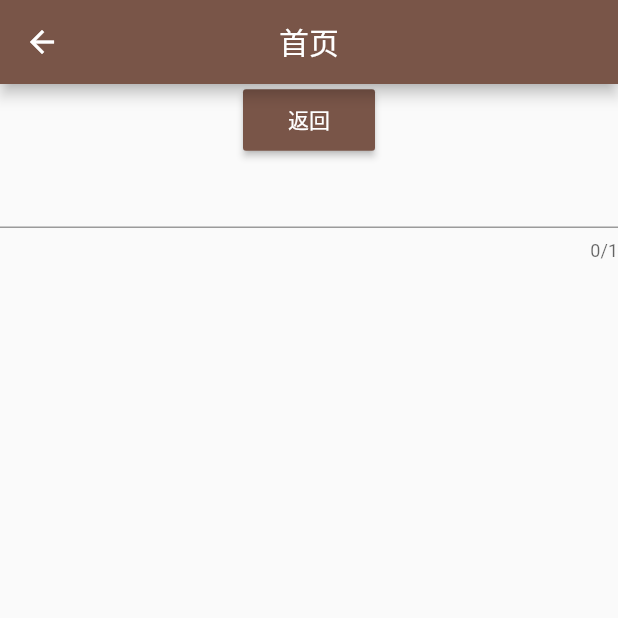
After one commit to lisabiya/gank, a Flutter app: the screen it shows after launch, after a tap on the "home" icon, on a phone screen of 412 x 824 dp, the top half of it. The commit adds this screen. Run offline on Flutter 3.47's test engine with Material 2 defaults, Android fonts, the phone set to English and light mode, and no system bars; our stand-ins replace dio.

Commit message:
页面跳转

```diff
--- a/lib/main.dart
+++ b/lib/main.dart
@@ -77,7 +77,7 @@ class _MyHomePageState extends State<MyHomePage> {
   @override
   Widget build(BuildContext context) {
     return Scaffold(
-      appBar: getAppBar(widget.title, (change) {
+      appBar: getAppBar(context, widget.title, (change) {
         isShow = change;
         showDialogs(context, "播放开心的内容:${isShow ? "开启" : "关闭"}");
         if (!isShow) {
--- /dev/null
+++ b/lib/page/HomePage.dart
@@ -0,0 +1,32 @@
+import 'package:flutter/material.dart';
+
+class HomePage extends StatelessWidget {
+  @override
+  Widget build(BuildContext context) {
+    return Scaffold(
+      appBar: AppBar(
+        title: Text('首页'),
+        centerTitle: true,
+        backgroundColor: Colors.brown,
+      ),
+      body: Center(
+        child: Column(
+          children: <Widget>[
+            RaisedButton(
+              color: Colors.brown,
+              onPressed: () {
+                Navigator.pop(context);
+              },
+              padding: EdgeInsets.only(top: 10, bottom: 10),
+              child: new Text(
+                '返回',
+                style: TextStyle(color: Colors.white),
+              ),
+            ),
+            TextField(maxLength: 1,)
+          ],
+        ),
+      ),
+    );
+  }
+}
--- /dev/null
+++ b/lib/route/Router.dart
@@ -0,0 +1,25 @@
+import 'package:flutter/material.dart';
+import 'package:gank/page/HomePage.dart';
+
+class Router {
+  static const String root = "/";
+  static const String home = "/home";
+  static const String codeView = '/code-view';
+  static const String webViewPage = '/web-view-page';
+
+  static void goPage(BuildContext context, String route) {
+    switch (route) {
+      case root:
+
+      case home:
+        homeRoute(context);
+        break;
+    }
+  }
+
+  static void homeRoute(BuildContext context) {
+    Navigator.push(context, MaterialPageRoute(builder: (context) {
+      return HomePage();
+    }));
+  }
+}
--- a/lib/widget/AppBarUtil.dart
+++ b/lib/widget/AppBarUtil.dart
@@ -1,14 +1,17 @@
 import 'package:flutter/material.dart';
+import 'package:gank/route/Router.dart';
 
 typedef onChangeTitle(bool change);
 
-AppBar getAppBar(String mTitle, onChangeTitle onchange) {
+AppBar getAppBar(BuildContext context, String mTitle, onChangeTitle onchange) {
   return AppBar(
     title: Center(child: Text(mTitle)),
     centerTitle: true,
     leading: IconButton(
       icon: Icon(Icons.home, color: Colors.white),
-      onPressed: null,
+      onPressed: () {
+        Router.goPage(context, Router.home);
+      },
     ),
     actions: <Widget>[SwitchDemo(false, onchange)],
   );
```
